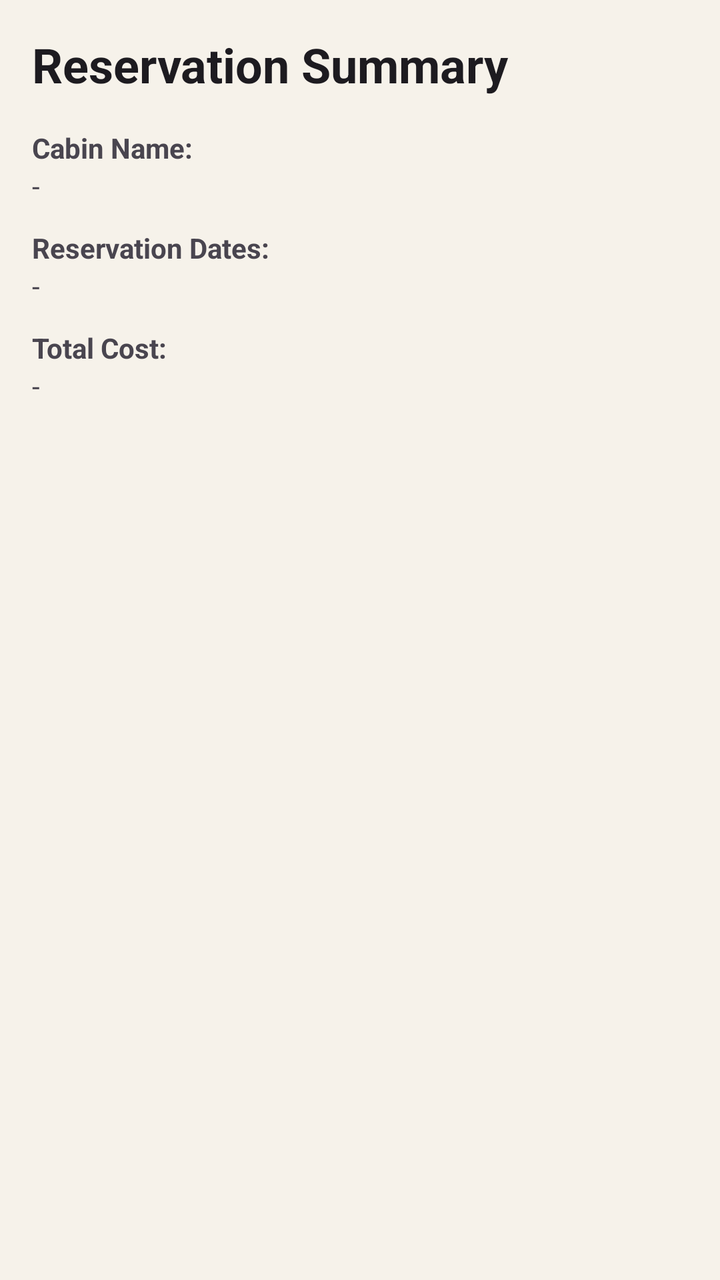
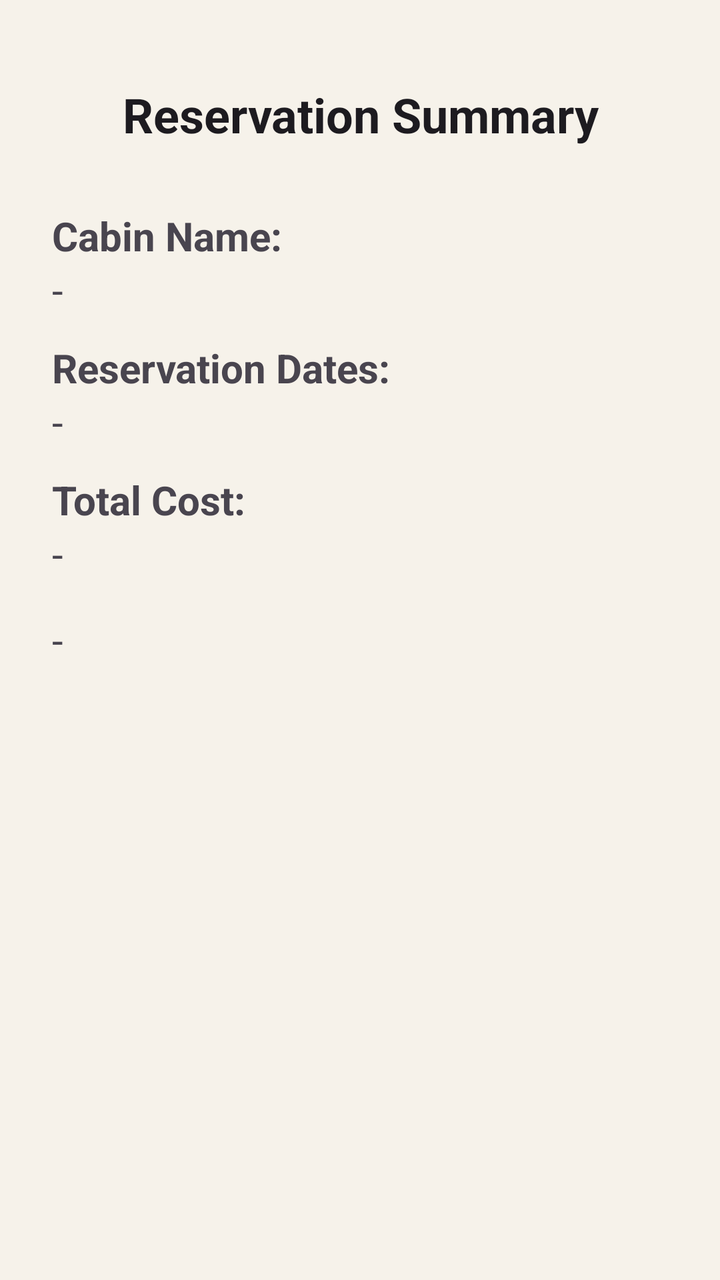

Screens rendered from an Android XML layout before and after an edit, with the pre-edit source and the edit as a unified diff.
<!-- AndroidManifest.xml: application theme Theme.CountryCabinRentalTabletAppAssignment -->
<!-- res/layout/activity_confirmation.xml -->
<?xml version="1.0" encoding="utf-8"?>
<ScrollView xmlns:android="http://schemas.android.com/apk/res/android"
    xmlns:tools="http://schemas.android.com/tools"
    android:id="@+id/confirmationRoot"
    android:layout_width="match_parent"
    android:layout_height="match_parent"
    android:fillViewport="true"
    android:padding="16dp"
    tools:context=".ConfirmationActivity">

    <LinearLayout
        android:layout_width="match_parent"
        android:layout_height="wrap_content"
        android:orientation="vertical">

        <TextView
            android:id="@+id/confirmationTitle"
            android:layout_width="match_parent"
            android:layout_height="wrap_content"
            android:text="@string/confirmation_title"
            android:textAppearance="@style/TextAppearance.Material3.HeadlineSmall"
            android:textStyle="bold" />

        <TextView
            android:id="@+id/confirmationCabinLabel"
            android:layout_width="match_parent"
            android:layout_height="wrap_content"
            android:layout_marginTop="16dp"
            android:text="@string/confirmation_cabin_label"
            android:textStyle="bold" />

        <TextView
            android:id="@+id/confirmationCabinValue"
            android:layout_width="match_parent"
            android:layout_height="wrap_content"
            android:text="@string/placeholder_value" />

        <TextView
            android:id="@+id/confirmationDatesLabel"
            android:layout_width="match_parent"
            android:layout_height="wrap_content"
            android:layout_marginTop="12dp"
            android:text="@string/confirmation_dates_label"
            android:textStyle="bold" />

        <TextView
            android:id="@+id/confirmationDatesValue"
            android:layout_width="match_parent"
            android:layout_height="wrap_content"
            android:text="@string/placeholder_value" />

        <TextView
            android:id="@+id/confirmationTotalLabel"
            android:layout_width="match_parent"
            android:layout_height="wrap_content"
            android:layout_marginTop="12dp"
            android:text="@string/confirmation_total_label"
            android:textStyle="bold" />

        <TextView
            android:id="@+id/confirmationTotalValue"
            android:layout_width="match_parent"
            android:layout_height="wrap_content"
            android:text="@string/placeholder_value" />
    </LinearLayout>
</ScrollView>
<!-- resources referenced by this layout -->
<resources>
  <string name="confirmation_cabin_label">Cabin Name:</string>
  <string name="confirmation_dates_label">Reservation Dates:</string>
  <string name="confirmation_title">Reservation Summary</string>
  <string name="confirmation_total_label">Total Cost:</string>
  <string name="placeholder_value">-</string>
  <style name="Theme.CountryCabinRentalTabletAppAssignment" parent="Base.Theme.CountryCabinRentalTabletAppAssignment" />
  <style name="Base.Theme.CountryCabinRentalTabletAppAssignment" parent="Theme.Material3.DayNight.NoActionBar">
          <item name="colorPrimary">@color/cabin_primary</item>
          <item name="colorOnPrimary">@color/cabin_on_primary</item>
          <item name="colorPrimaryContainer">@color/cabin_primary_container</item>
          <item name="colorOnPrimaryContainer">@color/cabin_on_primary_container</item>
  
          <item name="colorSecondary">@color/cabin_secondary</item>
          <item name="colorOnSecondary">@color/cabin_on_secondary</item>
          <item name="colorSecondaryContainer">@color/cabin_secondary_container</item>
          <item name="colorOnSecondaryContainer">@color/cabin_on_secondary_container</item>
  
          <item name="colorTertiary">@color/cabin_tertiary</item>
          <item name="colorOnTertiary">@color/cabin_on_tertiary</item>
          <item name="colorTertiaryContainer">@color/cabin_tertiary_container</item>
          <item name="colorOnTertiaryContainer">@color/cabin_on_tertiary_container</item>
  
          <item name="colorError">@color/cabin_error</item>
          <item name="colorOnError">@color/cabin_on_error</item>
  
          <item name="android:colorBackground">@color/cabin_background</item>
          <item name="colorOnBackground">@color/cabin_on_background</item>
          <item name="colorSurface">@color/cabin_surface</item>
          <item name="colorOnSurface">@color/cabin_on_surface</item>
          <item name="colorSurfaceVariant">@color/cabin_surface_variant</item>
          <item name="colorOnSurfaceVariant">@color/cabin_on_surface_variant</item>
          <item name="colorOutline">@color/cabin_outline</item>
      </style>
  <color name="cabin_primary">#2F5D50</color>
  <color name="cabin_on_primary">#FFFFFF</color>
  <color name="cabin_primary_container">#CFE9DE</color>
  <color name="cabin_on_primary_container">#0F2E26</color>
  <color name="cabin_secondary">#7A4E2A</color>
  <color name="cabin_on_secondary">#FFFFFF</color>
  <color name="cabin_secondary_container">#F4DDC8</color>
  <color name="cabin_on_secondary_container">#2E1808</color>
  <color name="cabin_tertiary">#5B6232</color>
  <color name="cabin_on_tertiary">#FFFFFF</color>
  <color name="cabin_tertiary_container">#DFE7BA</color>
  <color name="cabin_on_tertiary_container">#1D210A</color>
  <color name="cabin_error">#B3261E</color>
  <color name="cabin_on_error">#FFFFFF</color>
  <color name="cabin_background">#F6F2EA</color>
  <color name="cabin_on_background">#1D1B17</color>
  <color name="cabin_surface">#FFFDF8</color>
  <color name="cabin_on_surface">#1D1B17</color>
  <color name="cabin_surface_variant">#E8E1D6</color>
  <color name="cabin_on_surface_variant">#4C453C</color>
  <color name="cabin_outline">#7E766B</color>
</resources>

<!-- the commit's change to res/layout/activity_confirmation.xml (unified diff, before → after) -->
@@ -17,6 +17,9 @@
             android:id="@+id/confirmationTitle"
             android:layout_width="match_parent"
             android:layout_height="wrap_content"
+            android:layout_marginTop="25dp"
+            android:layout_marginBottom="15dp"
+            android:gravity="center_horizontal"
             android:text="@string/confirmation_title"
             android:textAppearance="@style/TextAppearance.Material3.HeadlineSmall"
             android:textStyle="bold" />
@@ -26,41 +29,69 @@
             android:layout_width="match_parent"
             android:layout_height="wrap_content"
             android:layout_marginTop="16dp"
+            android:paddingLeft="10dp"
+            android:paddingRight="10dp"
             android:text="@string/confirmation_cabin_label"
+            android:textSize="20sp"
             android:textStyle="bold" />
 
         <TextView
             android:id="@+id/confirmationCabinValue"
             android:layout_width="match_parent"
             android:layout_height="wrap_content"
-            android:text="@string/placeholder_value" />
+            android:paddingLeft="10dp"
+            android:paddingRight="10dp"
+            android:text="@string/placeholder_value"
+            android:textSize="20sp" />
 
         <TextView
             android:id="@+id/confirmationDatesLabel"
             android:layout_width="match_parent"
             android:layout_height="wrap_content"
             android:layout_marginTop="12dp"
+            android:paddingLeft="10dp"
+            android:paddingRight="10dp"
             android:text="@string/confirmation_dates_label"
+            android:textSize="20sp"
             android:textStyle="bold" />
 
         <TextView
             android:id="@+id/confirmationDatesValue"
             android:layout_width="match_parent"
             android:layout_height="wrap_content"
-            android:text="@string/placeholder_value" />
+            android:paddingLeft="10dp"
+            android:paddingRight="10dp"
+            android:text="@string/placeholder_value"
+            android:textSize="20sp" />
 
         <TextView
             android:id="@+id/confirmationTotalLabel"
             android:layout_width="match_parent"
             android:layout_height="wrap_content"
             android:layout_marginTop="12dp"
+            android:paddingLeft="10dp"
+            android:paddingRight="10dp"
             android:text="@string/confirmation_total_label"
+            android:textSize="20sp"
             android:textStyle="bold" />
 
         <TextView
             android:id="@+id/confirmationTotalValue"
             android:layout_width="match_parent"
             android:layout_height="wrap_content"
-            android:text="@string/placeholder_value" />
+            android:paddingLeft="10dp"
+            android:paddingRight="10dp"
+            android:text="@string/placeholder_value"
+            android:textSize="20sp" />
+
+        <TextView
+            android:id="@+id/confirmationBookingMessageValue"
+            android:layout_width="match_parent"
+            android:layout_height="wrap_content"
+            android:layout_marginTop="16dp"
+            android:paddingLeft="10dp"
+            android:paddingRight="10dp"
+            android:text="@string/placeholder_value"
+            android:textSize="20sp" />
     </LinearLayout>
 </ScrollView>
